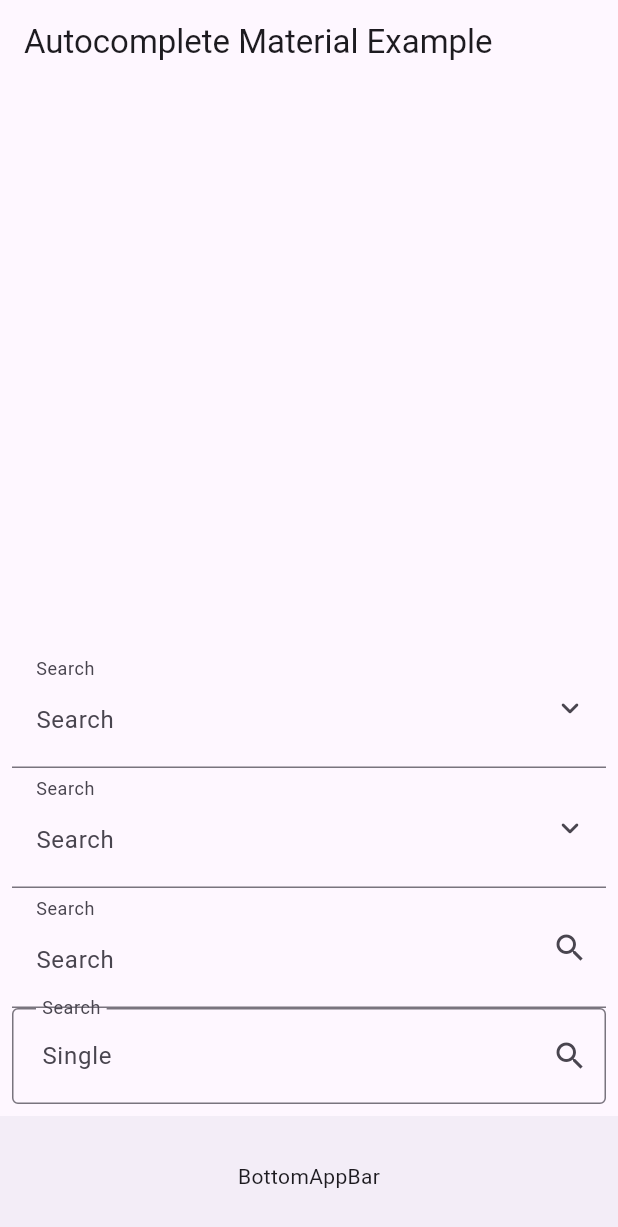
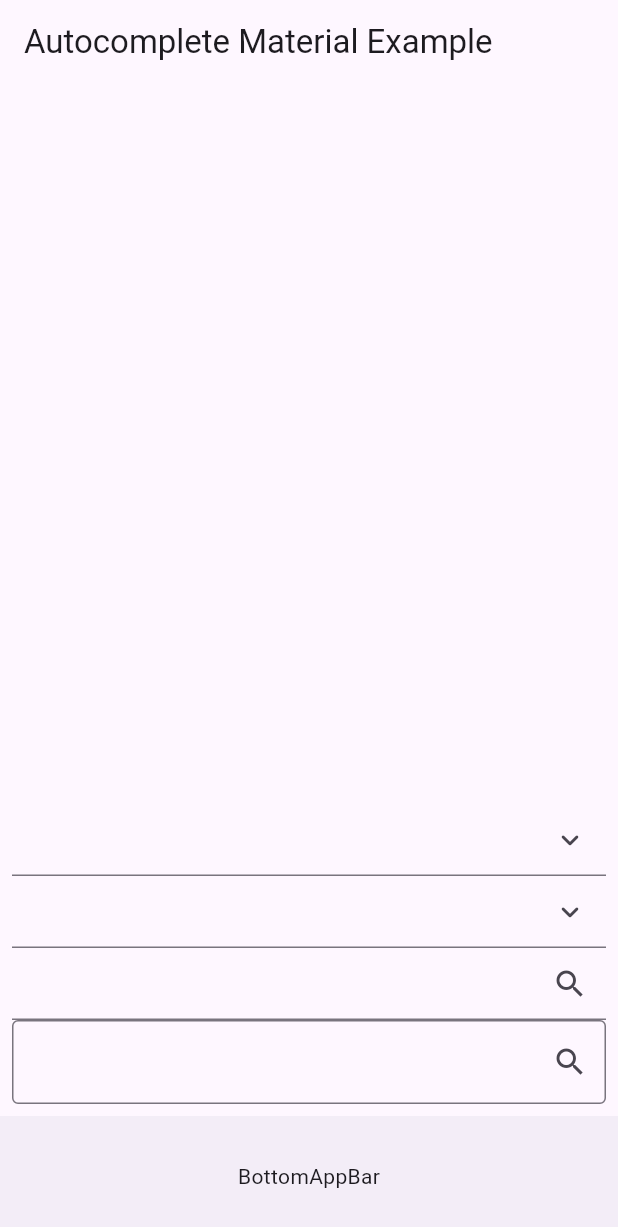
Before and after one commit to urielexis64/autocomplete_material, a Flutter app: the screen it shows after launch, on a phone screen of 412 x 824 dp. Shown: the top 1227 px of the screen. Run offline on Flutter 3.47's test engine with Material 3 defaults, Android fonts, the phone set to English and light mode, and no system bars.

Commit message:
chore: Refactor AutocompleteMaterialInputBase and AutocompleteDecoration classes

```diff
--- a/lib/src/autocomplete_material.dart
+++ b/lib/src/autocomplete_material.dart
@@ -17,8 +17,10 @@ class AutocompleteMaterial<T> extends StatefulWidget {
   /// Creates a single selecte material autocomplete widget that searches synchronously
   /// for a list of items.
   const AutocompleteMaterial.single({
+    this.itemToString,
     this.validator,
     this.closeOnSelect = true,
+    this.clearOnSelect = true,
     this.items,
     this.itemBuilder,
     this.selectedItemBuilder,
@@ -26,11 +28,11 @@ class AutocompleteMaterial<T> extends StatefulWidget {
     this.autovalidateMode,
     this.debounceDuration,
     this.overlayDecoration,
-    this.itemToString,
     this.onChanged,
     this.enabled = true,
     this.initialItem,
     this.categorizedBy,
+    this.filter,
     super.key,
   })  : initialItems = null,
         multipleValidator = null,
@@ -41,7 +43,8 @@ class AutocompleteMaterial<T> extends StatefulWidget {
 
   const AutocompleteMaterial.multiple({
     FormFieldValidator<List<T>>? validator,
-    this.closeOnSelect = true,
+    this.closeOnSelect = false,
+    this.clearOnSelect = true,
     this.items,
     this.itemBuilder,
     this.selectedItemBuilder,
@@ -54,6 +57,7 @@ class AutocompleteMaterial<T> extends StatefulWidget {
     this.initialItems,
     this.categorizedBy,
     this.itemToString,
+    this.filter,
     super.key,
   })  : initialItem = null,
         multipleValidator = validator,
@@ -67,6 +71,7 @@ class AutocompleteMaterial<T> extends StatefulWidget {
     required this.onAsyncQuery,
     this.validator,
     this.closeOnSelect = true,
+    this.clearOnSelect = true,
     this.itemBuilder,
     this.decoration,
     this.autovalidateMode,
@@ -77,6 +82,7 @@ class AutocompleteMaterial<T> extends StatefulWidget {
     this.enabled = true,
     this.initialItem,
     this.categorizedBy,
+    this.filter,
     super.key,
   })  : initialItems = null,
         multipleValidator = null,
@@ -89,7 +95,8 @@ class AutocompleteMaterial<T> extends StatefulWidget {
   const AutocompleteMaterial.multipleSearchAsync({
     required this.onAsyncQuery,
     FormFieldValidator<List<T>>? validator,
-    this.closeOnSelect = true,
+    this.closeOnSelect = false,
+    this.clearOnSelect = true,
     this.itemBuilder,
     this.selectedItemBuilder,
     this.decoration,
@@ -102,7 +109,7 @@ class AutocompleteMaterial<T> extends StatefulWidget {
     this.categorizedBy,
     this.itemToString,
     super.key,
-  })  : assert(itemToString == null || selectedItemBuilder == null,
+  })  : assert(selectedItemBuilder == null,
             'itemToString and selectedItemBuilder cannot be used together'),
         initialItem = null,
         multipleValidator = validator,
@@ -110,6 +117,7 @@ class AutocompleteMaterial<T> extends StatefulWidget {
         items = null,
         isMultiSelect = true,
         onChanged = null,
+        filter = null,
         type = AutocompleteType.searchAsync;
 
   final AutocompleteDecoration? decoration;
@@ -117,6 +125,7 @@ class AutocompleteMaterial<T> extends StatefulWidget {
   final List<T>? items;
   final Future<List<T>> Function(String? query)? onAsyncQuery;
   final bool closeOnSelect;
+  final bool clearOnSelect;
   final AutocompleteType type;
   final bool isMultiSelect;
   final Widget Function(BuildContext context, T item)? itemBuilder;
@@ -133,6 +142,7 @@ class AutocompleteMaterial<T> extends StatefulWidget {
   final T? initialItem;
   final List<T>? initialItems;
   final dynamic Function(T item)? categorizedBy;
+  final bool Function(T item, String? query)? filter;
 
   @override
   State<AutocompleteMaterial<T>> createState() => AutocompleteMaterialState();
@@ -156,10 +166,10 @@ class AutocompleteMaterialState<T> extends State<AutocompleteMaterial<T>> {
 
   @override
   Widget build(BuildContext context) {
-    return GestureDetector(
+    return widget.isMultiSelect
+        ? GestureDetector(
             onTap: controller.onTap,
-      child: widget.isMultiSelect
-          ? AutocompleteFormField.multiple(
+            child: AutocompleteFormField.multiple(
               multipleValidator: widget.multipleValidator,
               autovalidateMode: widget.autovalidateMode,
               initialMultipleValue: widget.initialItems,
@@ -197,7 +207,6 @@ class AutocompleteMaterialState<T> extends State<AutocompleteMaterial<T>> {
                               textEditingController:
                                   controller.textEditingController,
                               textFieldFocusNode: controller.textFieldFocusNode,
-                              hintText: controller.decoration.hintText,
                             ),
                           ),
                         ],
@@ -206,23 +215,21 @@ class AutocompleteMaterialState<T> extends State<AutocompleteMaterial<T>> {
                   ),
                 );
               },
+            ),
           )
         : AutocompleteFormField<T>.single(
             singleValidator: widget.validator,
             autovalidateMode: widget.autovalidateMode,
             initialSingleValue: widget.initialItem,
             singleSelectBuilder: (state) {
-                return AutocompleteMaterialInputBase(
+              return _InternalTextField(
                 layerLink: controller.layerLink,
-                  decoration: controller.getDecoration(state),
-                  child: _InternalTextField(
+                onTap: controller.onTap,
                 textEditingController: controller.textEditingController,
                 textFieldFocusNode: controller.textFieldFocusNode,
-                    hintText: controller.decoration.hintText,
-                  ),
+                decoration: controller.getDecoration(state),
               );
             },
-            ),
           );
   }
 }
--- a/lib/src/models/autocomplete_decoration.dart
+++ b/lib/src/models/autocomplete_decoration.dart
@@ -8,8 +8,9 @@ class AutocompleteDecoration extends InputDecoration {
     super.focusedBorder,
     super.focusedErrorBorder,
     super.disabledBorder,
-    super.labelText = 'Search',
-    super.hintText = 'Search',
+    super.label,
+    super.labelText,
+    super.hintText,
     super.helperText,
     super.errorText,
     super.counterText,
@@ -22,7 +23,6 @@ class AutocompleteDecoration extends InputDecoration {
     super.fillColor,
     super.hintTextDirection,
     super.enabled,
-    super.contentPadding =
-        const EdgeInsets.symmetric(horizontal: 16, vertical: 8),
+    super.contentPadding,
   });
 }
--- a/lib/src/widgets/autocomplete_material_input_base.dart
+++ b/lib/src/widgets/autocomplete_material_input_base.dart
@@ -16,7 +16,10 @@ class AutocompleteMaterialInputBase extends StatelessWidget {
   Widget build(BuildContext context) {
     return CompositedTransformTarget(
       link: layerLink,
-      child: InputDecorator(decoration: decoration, child: child),
+      child: InputDecorator(
+        decoration: decoration,
+        child: child,
+      ),
     );
   }
 }
--- a/lib/src/widgets/internal_text_field.dart
+++ b/lib/src/widgets/internal_text_field.dart
@@ -4,27 +4,37 @@ class _InternalTextField extends StatelessWidget {
   const _InternalTextField({
     required this.textEditingController,
     required this.textFieldFocusNode,
-    required this.hintText,
+    this.layerLink,
+    this.decoration,
+    this.onTap,
   });
 
   final TextEditingController textEditingController;
   final FocusNode textFieldFocusNode;
-  final String? hintText;
+  final LayerLink? layerLink;
+  final InputDecoration? decoration;
+  final VoidCallback? onTap;
 
   @override
   Widget build(BuildContext context) {
-    return ColoredBox(
-      color: Colors.transparent,
-      child: AbsorbPointer(
-        child: TextField(
-          controller: textEditingController,
-          focusNode: textFieldFocusNode,
-          decoration: InputDecoration(
-            hintText: hintText,
-            border: InputBorder.none,
-          ),
+    final textField = TextField(
+      controller: textEditingController,
+      focusNode: textFieldFocusNode,
+      onTap: onTap,
+      decoration: decoration,
+    );
+    if (layerLink == null) {
+      return AbsorbPointer(
+        child: ColoredBox(
+          color: Colors.transparent,
+          child: textField,
         ),
-      ),
+      );
+    }
+
+    return CompositedTransformTarget(
+      link: layerLink!,
+      child: textField,
     );
   }
 }
```
Also changed, not shown: lib/src/autocomplete_material_controller.dart (+29 -13 lines), lib/src/autocomplete_overlay.dart (+47 -15 lines). Lines whose indentation alone changed are shown as unchanged.
